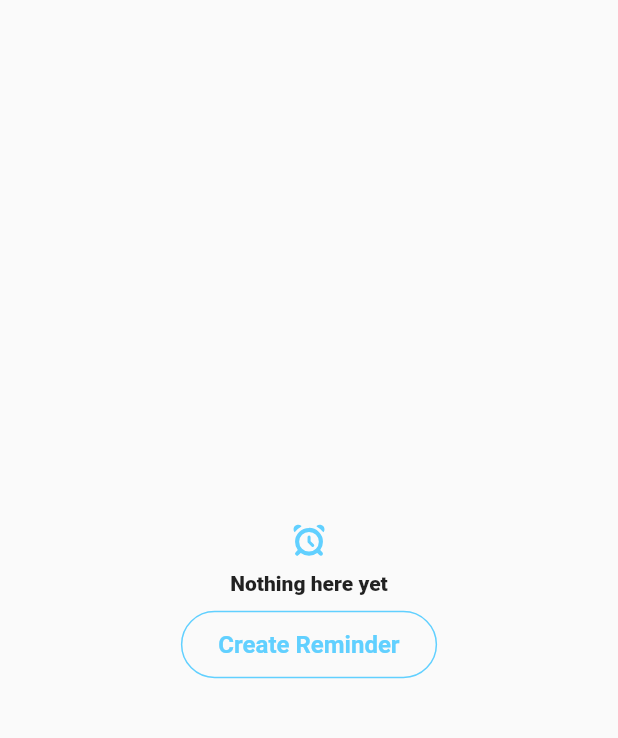
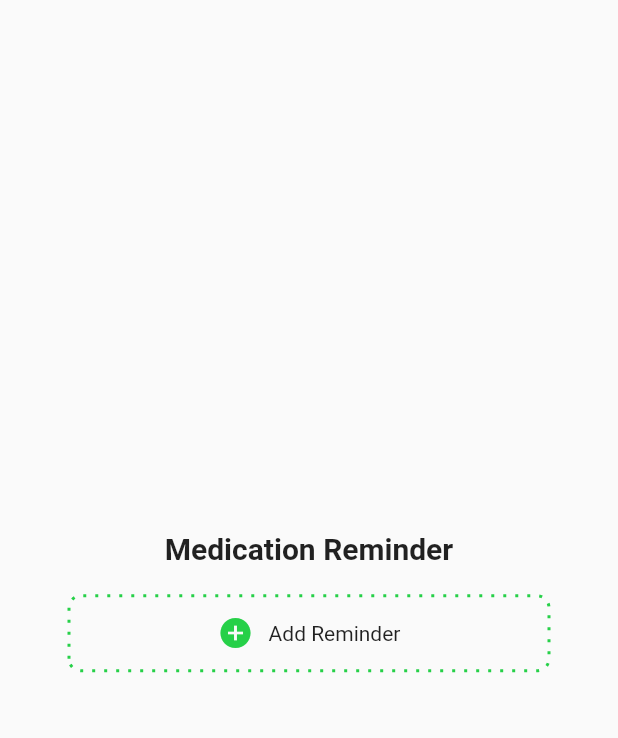
Before and after one commit to Mayank-kr-sh/health_care, a Flutter app: the MedReminders screen opened directly, after a tap on "Create Reminder", on a phone screen of 412 x 824 dp, the part 59-797 px from its top. Run offline on Flutter 3.47's test engine with Material 2 defaults, Android fonts, the phone set to English and light mode, and no system bars; drawn by our look-alikes of dotted_border; our stand-ins replace carousel_slider, flutter_svg, permission_handler; network calls fail.

Commit message:
updated Med tool and profile section
I have added some screens on med tool section and modified profile and also created dynamic buttons

```diff
--- /dev/null
+++ b/lib/Frontend/Screens/Profile tools/Med  Reminders/Med_reminders.dart
@@ -0,0 +1,66 @@
+import 'package:flutter/material.dart';
+import 'package:flutter_svg/svg.dart';
+import 'package:health_care/Frontend/Screens/Profile%20tools/Med%20%20Reminders/Set_reminder.dart';
+
+import '../../../buttons/Transparent_button.dart';
+import '../../../constants/constants.dart';
+
+class MedReminders extends StatefulWidget {
+  const MedReminders({super.key});
+
+  @override
+  State<MedReminders> createState() => _MedRemindersState();
+}
+
+class _MedRemindersState extends State<MedReminders> {
+  @override
+  Widget build(BuildContext context) {
+    return Scaffold(
+        appBar: AppBar(
+          backgroundColor: Colors.transparent,
+          elevation: 0, // Removes the shadow
+          title: const Text(
+            'Medication Reminders',
+            style: TextStyle(color: Colors.black87),
+          ),
+          leading: IconButton(
+            icon: const Icon(
+              Icons.arrow_back_ios,
+              color: Colors.black,
+            ),
+            onPressed: () {
+              Navigator.pop(context);
+            },
+          ),
+        ),
+        body: Column(
+            mainAxisAlignment: MainAxisAlignment.center,
+            crossAxisAlignment: CrossAxisAlignment.center,
+            children: [
+              SvgPicture.asset(
+                "assets/icons/reminder.svg",
+                color: kPrimaryColor,
+                width: 22,
+              ),
+              const SizedBox(
+                height: 10,
+              ),
+              const Text("Nothing here yet",
+                  style: TextStyle(fontWeight: FontWeight.w800)),
+              const SizedBox(
+                height: 10,
+              ),
+              Center(
+                child: TransparentButton(
+                    text: 'Create Reminder',
+                    onPressed: () {
+                      Navigator.push(
+                        context,
+                        MaterialPageRoute(
+                            builder: (context) => const SetReminders()),
+                      );
+                    }),
+              ),
+            ]));
+  }
+}
--- /dev/null
+++ b/lib/Frontend/Screens/Profile tools/Med  Reminders/Set_reminder.dart
@@ -0,0 +1,48 @@
+import 'package:flutter/material.dart';
+import 'package:health_care/Frontend/buttons/Dot_button.dart';
+
+class SetReminders extends StatefulWidget {
+  const SetReminders({super.key});
+
+  @override
+  State<SetReminders> createState() => _SetRemindersState();
+}
+
+class _SetRemindersState extends State<SetReminders> {
+  @override
+  Widget build(BuildContext context) {
+    return Scaffold(
+        appBar: AppBar(
+          backgroundColor: Colors.transparent,
+          elevation: 0, // Removes the shadow
+          title: const Text(
+            'Medication Reminders',
+            style: TextStyle(color: Colors.black87),
+          ),
+          leading: IconButton(
+            icon: const Icon(
+              Icons.arrow_back_ios,
+              color: Colors.black,
+            ),
+            onPressed: () {
+              Navigator.pop(context);
+            },
+          ),
+        ),
+        body: Column(
+            mainAxisAlignment: MainAxisAlignment.center,
+            crossAxisAlignment: CrossAxisAlignment.center,
+            children: [
+              const Center(
+                child: Text(
+                  "Medication Reminder",
+                  style: TextStyle(fontSize: 20, fontWeight: FontWeight.bold),
+                ),
+              ),
+              const SizedBox(
+                height: 20,
+              ),
+              Dotbutton(text: "Add Reminder", onPressed: () => {}),
+            ]));
+  }
+}
--- a/lib/Frontend/Screens/profile/components/profile_menu.dart
+++ b/lib/Frontend/Screens/profile/components/profile_menu.dart
@@ -32,7 +32,7 @@ class ProfileMenu extends StatelessWidget {
             SvgPicture.asset(
               icon,
               color: kPrimaryColor,
-              width: 22,
+              width: 28,
             ),
             const SizedBox(width: 20),
             Expanded(
--- a/lib/Frontend/Widgets/drawer_section.dart
+++ b/lib/Frontend/Widgets/drawer_section.dart
@@ -1,5 +1,6 @@
 import 'package:flutter/material.dart';
 import 'package:flutter_svg/svg.dart';
+import 'package:health_care/Frontend/constants/constants.dart';
 
 class DrawerSection extends StatelessWidget {
   const DrawerSection({Key? key}) : super(key: key);
@@ -54,6 +55,7 @@ class DrawerSection extends StatelessWidget {
               child: SvgPicture.asset(
                 'assets/icons/drugs.svg',
                 width: iconSize,
+                color: kPrimaryColor,
               ),
             ),
             title: Text(
--- /dev/null
+++ b/lib/Frontend/buttons/Dot_button.dart
@@ -0,0 +1,43 @@
+import 'package:flutter/material.dart';
+import 'package:dotted_border/dotted_border.dart';
+import 'package:health_care/Frontend/constants/constants.dart';
+
+class Dotbutton extends StatelessWidget {
+  final String text;
+  final VoidCallback onPressed;
+  final svg;
+  const Dotbutton({
+    super.key,
+    required this.text,
+    required this.onPressed,
+    this.svg,
+  });
+  @override
+  Widget build(BuildContext context) {
+    return GestureDetector(
+      onTap: onPressed,
+      child: SizedBox(
+          height: 50,
+          width: 320,
+          // color: Colors.amber,
+          child: DottedBorder(
+              borderType: BorderType.RRect,
+              strokeWidth: 2,
+              dashPattern: [2, 6], // [dot radius, spacing]
+              color: kPrimaryColor,
+              radius: const Radius.circular(8),
+              child: Center(
+                child: Row(
+                  mainAxisAlignment: MainAxisAlignment.center,
+                  children: [
+                    const Icon(Icons.add_circle, color: kPrimaryColor),
+                    const SizedBox(
+                      width: 10,
+                    ),
+                    Text(text),
+                  ],
+                ),
+              ))),
+    );
+  }
+}
--- a/lib/Frontend/constants/constants.dart
+++ b/lib/Frontend/constants/constants.dart
@@ -2,7 +2,7 @@ import 'package:flutter/material.dart';
 
 import '../Model/News.dart';
 
-const kPrimaryColor = Color.fromARGB(255, 97, 208, 255);
+const kPrimaryColor = Color.fromARGB(255, 38, 208, 72);
 const kPrimaryLightColor = Color(0xFFFFECDF);
 const kPrimaryGradientColor = LinearGradient(
   begin: Alignment.topLeft,
--- a/pubspec.yaml
+++ b/pubspec.yaml
@@ -43,6 +43,7 @@ dependencies:
   permission_handler: ^10.4.2
   flutter_launcher_icons: ^0.13.1
   intl: ^0.18.1
+  dotted_border: ^2.0.0+3
 
 dev_dependencies:
   flutter_test:
```
Also changed, not shown: lib/Frontend/Screens/Auth/Create_profile.dart (+0 -12 lines), lib/Frontend/Screens/Profile tools/Medical_team.dart (added, +70 -0 lines), lib/Frontend/Screens/Profile tools/Screening_procedures.dart (renamed from lib/Frontend/Screens/Profile tools/Med_reminders.dart, +14 -7 lines), lib/Frontend/Screens/Profile tools/Tracked_symptoms.dart (added, +70 -0 lines), lib/Frontend/Screens/profile/components/body.dart (+23 -7 lines), pubspec.lock.
